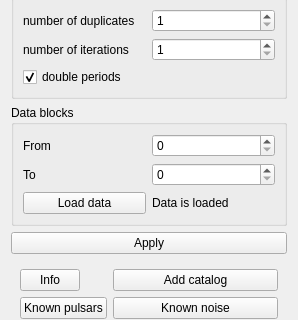
This is src/analytics.ui in vtyulb/BSA-Analytics as Qt 5 draws it before an edit; both pictures show x 0 to 298 and y 441 to 761 of the 298 by 1162 pixel window. The edited form follows.
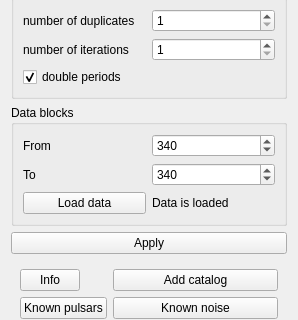
This is the edited form.

Patch:
```diff
--- a/src/analytics.ui
+++ b/src/analytics.ui
@@ -354,7 +354,17 @@
      </property>
      <layout class="QGridLayout" name="gridLayout_5">
       <item row="0" column="1">
-       <widget class="QSpinBox" name="fourierFrom"/>
+       <widget class="QSpinBox" name="fourierFrom">
+        <property name="minimum">
+         <number>1</number>
+        </property>
+        <property name="maximum">
+         <number>500</number>
+        </property>
+        <property name="value">
+         <number>340</number>
+        </property>
+       </widget>
       </item>
       <item row="0" column="0">
        <widget class="QLabel" name="label_15">
@@ -364,7 +374,17 @@
        </widget>
       </item>
       <item row="1" column="1">
-       <widget class="QSpinBox" name="fourierTo"/>
+       <widget class="QSpinBox" name="fourierTo">
+        <property name="minimum">
+         <number>1</number>
+        </property>
+        <property name="maximum">
+         <number>500</number>
+        </property>
+        <property name="value">
+         <number>340</number>
+        </property>
+       </widget>
       </item>
       <item row="1" column="0">
        <widget class="QLabel" name="label_16">
```
